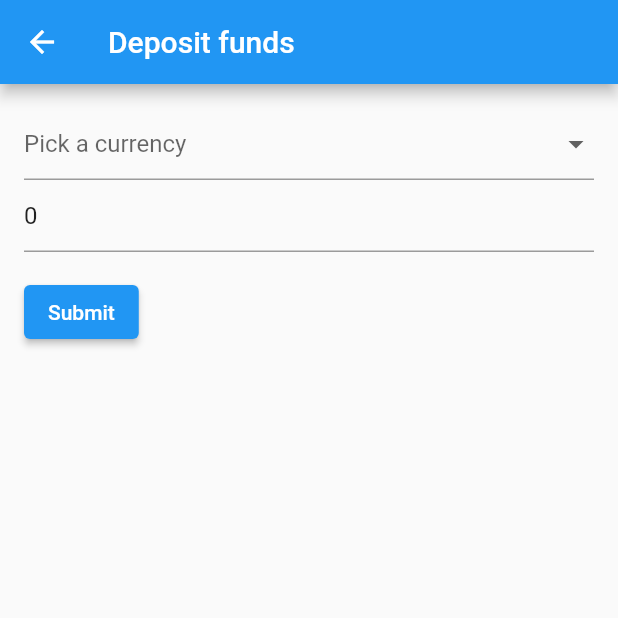
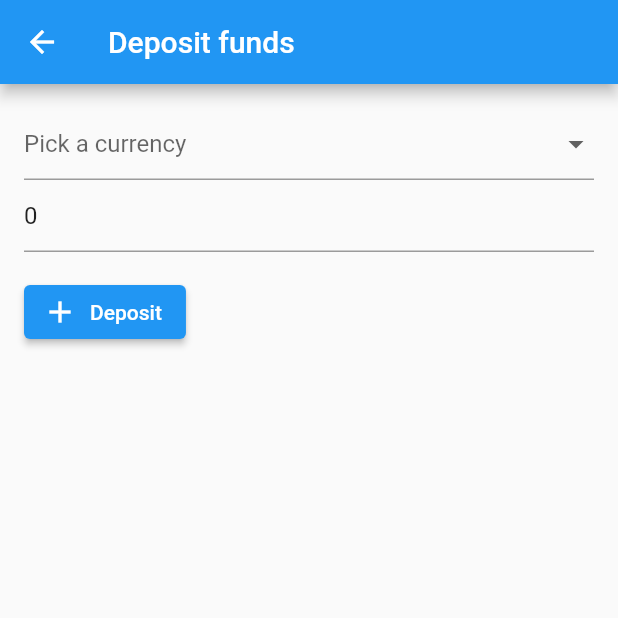
Before and after one commit to kupukctep/exchange, a Flutter app: the DepositPage screen opened directly, on a phone screen of 412 x 824 dp, the top half of it. Run offline on Flutter 3.47's test engine with Material 2 defaults, Android fonts, the phone set to English and light mode, and no system bars.

Commit message:
add icon to button

```diff
--- a/exchange_flutter/lib/pages/deposit_page.dart
+++ b/exchange_flutter/lib/pages/deposit_page.dart
@@ -45,14 +45,16 @@ class _DepositPageState extends State<DepositPage> {
               ),
               Padding(
                 padding: const EdgeInsets.symmetric(vertical: 16.0),
-                child: ElevatedButton(
-                    onPressed: () {
+                child: ElevatedButton.icon(
+                  icon: const Icon(Icons.add),
+                  label: const Text("Deposit"),
+                  onPressed: () {
                       if (_formKey.currentState!.validate()) {
                         print("${value.amount} ${value.currency}");
                         Navigator.pop(context, value);
                       }
                     },
-                    child: const Text("Submit")),
+                ),
               ),
             ],
           ),
```
